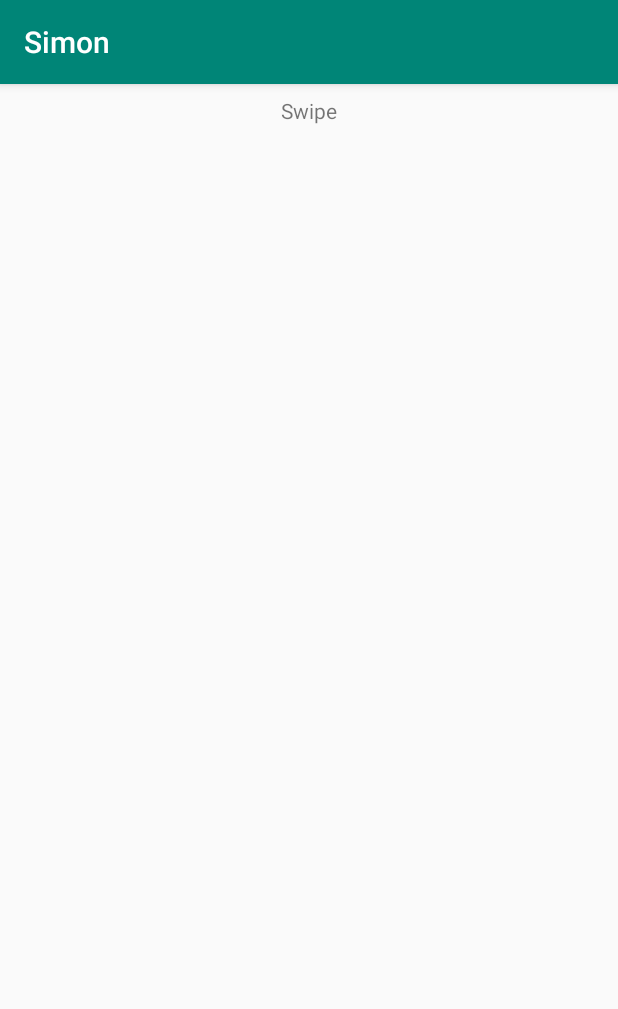
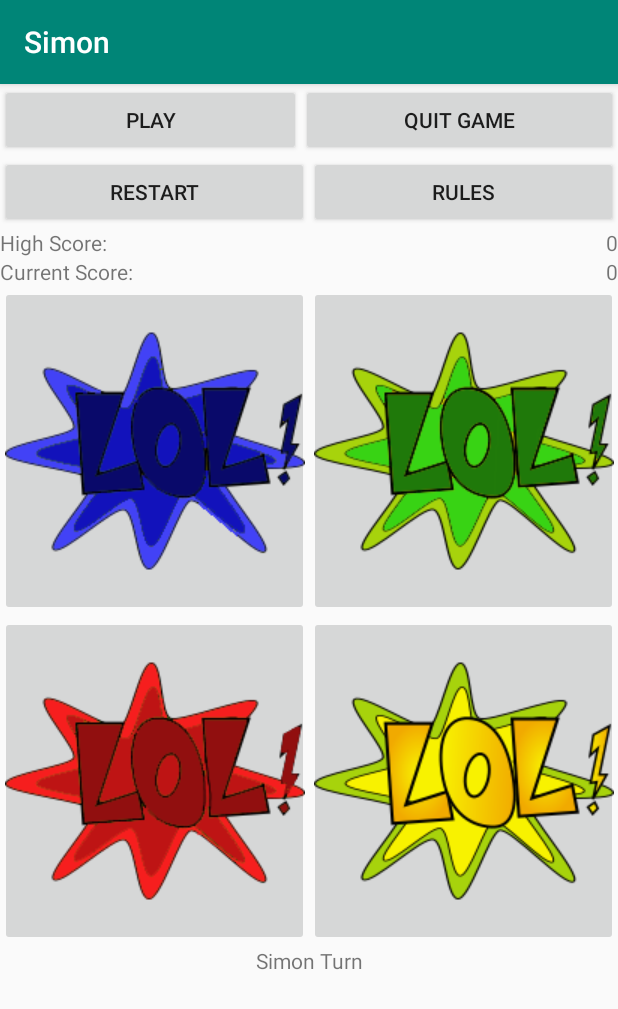
Before and after one commit to mcarnahan2/Simon, an Android app: the screen it shows after launch (SwipeActivity before the commit, ClassicActivity after it), after a tap on "SWIPE", on a phone screen of 412 x 824 dp. Shown: the top 1009 px of the screen. Run offline under Robolectric (Android 15) with nearby library versions, the phone set to English and light mode, and no system bars; pictures from the network do not load.

Commit message:
Added the Classic Simon Game

```diff
--- a/app/src/main/AndroidManifest.xml
+++ b/app/src/main/AndroidManifest.xml
@@ -16,7 +16,7 @@
                 <category android:name="android.intent.category.LAUNCHER" />
             </intent-filter>
         </activity>
-        <activity android:name=".SwipeActivity"
+        <activity android:name=".ClassicActivity"
             android:screenOrientation="portrait"/>
         <activity android:name=".SurpriseActivity"
             android:screenOrientation="portrait"/>
--- /dev/null
+++ b/app/src/main/java/edu/apsu/simon/ClassicActivity.java
@@ -0,0 +1,319 @@
+package edu.apsu.simon;
+
+import android.media.AudioAttributes;
+import android.media.SoundPool;
+import android.os.Bundle;
+import android.os.Handler;
+import android.support.v7.app.AlertDialog;
+import android.support.v7.app.AppCompatActivity;
+import android.text.Html;
+import android.util.Log;
+import android.view.View;
+import android.widget.Button;
+import android.widget.ImageButton;
+import android.widget.TextView;
+
+import java.util.ArrayList;
+import java.util.HashSet;
+import java.util.Random;
+import java.util.Set;
+
+import static android.view.View.VISIBLE;
+
+public class ClassicActivity extends AppCompatActivity implements View.OnClickListener{
+    private ArrayList<Integer> sequence;
+    private Random random;
+    private int randomButton;
+    private boolean player;
+    private Handler handler;
+    private SoundPool soundPool;
+    private Set<Integer> soundsLoaded;
+    private int blueSampleId;
+    private int greenSampleId;
+    private int yellowSampleId;
+    private int redSampleId;
+    private int currentScore=0;
+    private int highScore=0;
+    private int selection;
+    private ImageButton blue;
+    private ImageButton green;
+    private ImageButton red;
+    private ImageButton yellow;
+    private Button startButton;
+    private Button aboutButton;
+    private TextView playerTv;
+    private String playerText="";
+
+    @Override
+    protected void onCreate(Bundle savedInstanceState) {
+        super.onCreate(savedInstanceState);
+        setContentView(R.layout.activity_classic);
+
+        //creates a new array list sequence
+        sequence = new ArrayList<>();
+
+        handler = new Handler();
+
+        soundsLoaded = new HashSet<Integer>();
+
+        AudioAttributes.Builder atrBuilder = new AudioAttributes.Builder();
+        atrBuilder.setUsage(AudioAttributes.USAGE_GAME);
+
+        SoundPool.Builder spBuilder = new SoundPool.Builder();
+        spBuilder.setAudioAttributes(atrBuilder.build());
+        spBuilder.setMaxStreams(1);
+
+        soundPool = spBuilder.build();
+
+        soundPool.setOnLoadCompleteListener(new SoundPool.OnLoadCompleteListener() {
+            @Override
+            public void onLoadComplete(SoundPool soundPool, int sampleId, int status) {
+                if(status == 0){
+                    soundsLoaded.add(sampleId);
+                }
+                else{
+                    Log.i("SOUND", "Error, cannot load sound.  Status = " + status);
+                }
+            }
+        });
+
+        blueSampleId = soundPool.load(this, R.raw.blue, 1);
+        greenSampleId = soundPool.load(this, R.raw.green, 1);
+        yellowSampleId = soundPool.load(this, R.raw.yellow, 1);
+        redSampleId = soundPool.load(this, R.raw.red, 1);
+
+        Button restartButton = findViewById(R.id.restart_button);
+        restartButton.setOnClickListener(new ClassicActivity.RestartListener());
+
+        startButton = findViewById(R.id.start_button);
+        startButton.setOnClickListener(new ClassicActivity.StartListener());
+
+        aboutButton = findViewById(R.id.about_button);
+        aboutButton.setOnClickListener(new ClassicActivity.AboutListener());
+
+        blue = findViewById(R.id.blue_imageButton);
+        blue.setOnClickListener(this);
+
+        green = findViewById(R.id.green_imageButton);
+        green.setOnClickListener(this);
+
+        red = findViewById(R.id.red_imageButton);
+        red.setOnClickListener(this);
+
+        yellow = findViewById(R.id.yellow_imageButton);
+        yellow.setOnClickListener(this);
+
+        playerTv=findViewById(R.id.turn_textView);
+    }
+
+    //calls the sequence to start the game
+    class StartListener implements View.OnClickListener {
+        @Override
+        public void onClick(View view) {
+            sequence.clear();
+            aboutButton.setEnabled(false);
+            continueSequence();
+
+        }
+    }
+
+    class RestartListener implements View.OnClickListener{
+        @Override
+        public void onClick(View view) {
+            //add alert message
+            continueSequence();
+        }
+    }
+
+    class AboutListener implements View.OnClickListener{
+        @Override
+        public void onClick(View view) {
+            String message = "<hmtl>" +
+                    "<h2>About Game</h2>" +
+                    "<p>This game is a variation of the game Simon.  The game will flash a button and play a sound.  The object of this game is to enter the sequence in reverse.  If you get the sequence correctly, " +
+                    "you will keep advancing until you miss a button.</p>" +
+                    "</html>";
+
+            AlertDialog.Builder builder = new AlertDialog.Builder(view.getContext());
+            builder.setMessage(Html.fromHtml(message));
+            builder.setPositiveButton("OK", null);
+
+            AlertDialog dialog = builder.create();
+            dialog.show();
+        }
+    }
+
+    @Override
+    public void onClick(View v){
+        if(player){
+            if(v.getId() == blue.getId()){
+                sequenceActivity(blue);
+                playSound(blueSampleId);
+                sequenceChecker(1);
+            } else if(v.getId() == green.getId()){
+                sequenceActivity(green);
+                playSound(greenSampleId);
+                sequenceChecker(2);
+            } else if(v.getId() == red.getId()){
+                sequenceActivity(red);
+                playSound(redSampleId);
+                sequenceChecker(3);
+            } else if(v.getId() == yellow.getId()){
+                sequenceActivity(yellow);
+                playSound(yellowSampleId);
+                sequenceChecker(4);
+            }
+
+        }
+    }
+
+    private void createSequence(){
+        random = new Random();
+        randomButton = random.nextInt(4)+1;
+        sequence.add(randomButton);
+        sequence(0);
+    }
+
+    private void sequence(final int x){
+        if(x<sequence.size()) {
+            activateButton(sequence.get(x));
+
+            handler.postDelayed(new Runnable() {
+                @Override
+                public void run() {
+                    sequence(x+1);
+                }
+            },3000);
+        } else {
+            selection=0;
+            playerText="Player Turn";
+            playerTv.setText(playerText);
+            player=true;
+            blue.setEnabled(true);
+            green.setEnabled(true);
+            red.setEnabled(true);
+            yellow.setEnabled(true);
+        }
+    }
+
+    private void sequenceActivity(final ImageButton button){
+        button.setVisibility(View.INVISIBLE);
+
+        if(blue.isSelected()){
+            playSound(blueSampleId);
+        }
+        if(green.isSelected()){
+            playSound(greenSampleId);
+        }
+        if(red.isSelected()){
+            playSound(redSampleId);
+        }
+        if (yellow.isSelected()) {
+            playSound(yellowSampleId);
+        }
+
+        handler.postDelayed(new Runnable() {
+            @Override
+            public void run() {
+                button.setVisibility(VISIBLE);
+            }
+        }, 500);
+    }
+
+    private void continueSequence(){
+        playerText="Simon Turn";
+        playerTv.setText(playerText);
+        player = false;
+        blue.setEnabled(false);
+        green.setEnabled(false);
+        red.setEnabled(false);
+        yellow.setEnabled(false);
+        startButton.setEnabled(false);
+        aboutButton.setEnabled(false);
+
+        TextView hs = findViewById(R.id.high_score_textView);
+        TextView cs = findViewById(R.id.current_score_textView);
+
+        String csString = Integer.toString(currentScore);
+        String hsString = Integer.toString(highScore);
+
+        cs.setText(csString);
+        hs.setText(hsString);
+
+        handler.postDelayed(new Runnable() {
+            @Override
+            public void run() {
+                createSequence();
+            }
+        }, 3000);
+    }
+
+    private void sequenceChecker(int x){
+        if(x==sequence.get(selection)){
+            if(x==1 && blue.isSelected()){
+                Log.i("CORRECT", "i");
+            } else if(x==2 && green.isSelected()){
+                Log.i("CORRECT", "i");
+            } else if(x==3 && red.isSelected()){
+                Log.i("CORRECT", "i");
+            } else if(x==4 && yellow.isSelected()){
+                Log.i("CORRECT", "i");
+            }
+
+            selection++;
+        } else{
+            gameOver();
+        }
+
+        if(selection>=sequence.size()){
+            continueSequence();
+        }
+    }
+
+    private void activateButton(int x){
+        if(x == 1){
+            playSound(blueSampleId);
+            sequenceActivity(blue);
+        } else if(x == 2){
+            playSound(greenSampleId);
+            sequenceActivity(green);
+        } else if(x == 3){
+            playSound(redSampleId);
+            sequenceActivity(red);
+        } else if(x == 4){
+            playSound(yellowSampleId);
+            sequenceActivity(yellow);
+        }
+    }
+
+    private void playSound(int sampleId){
+        if(soundsLoaded.contains(sampleId)){
+            soundPool.play(sampleId, 1.0f, 1.0f, 0, 0, 1.0f);
+        }
+    }
+
+    private void gameOver(){
+        AlertDialog.Builder dialog = new AlertDialog.Builder(this);
+        dialog.setMessage("Game Over");
+        AlertDialog alertDialog = dialog.create();
+        alertDialog.show();
+        startButton.setEnabled(true);
+    }
+
+    @Override
+    protected void onResume() {
+        super.onResume();
+    }
+
+
+    @Override
+    protected void onPause() {
+        super.onPause();
+        if (soundPool != null) {
+            soundPool.release();
+            soundPool = null;
+
+            soundsLoaded.clear();
+        }
+    }
+}
--- a/app/src/main/java/edu/apsu/simon/MainActivity.java
+++ b/app/src/main/java/edu/apsu/simon/MainActivity.java
@@ -51,7 +51,7 @@ public class MainActivity extends AppCompatActivity {
         b.setOnClickListener(new View.OnClickListener() {
             @Override
             public void onClick(View view) {
-                Intent intent = new Intent(getApplicationContext(), SwipeActivity.class);
+                Intent intent = new Intent(getApplicationContext(), ClassicActivity.class);
                 startActivity(intent);
             }
         });
--- a/app/src/main/java/edu/apsu/simon/SwipeActivity.java
+++ /dev/null
@@ -1,12 +0,0 @@
-package edu.apsu.simon;
-
-import android.os.Bundle;
-import android.support.v7.app.AppCompatActivity;
-
-public class SwipeActivity extends AppCompatActivity {
-    @Override
-    protected void onCreate(Bundle savedInstanceState) {
-        super.onCreate(savedInstanceState);
-        setContentView(R.layout.activity_swipe);
-    }
-}
--- /dev/null
+++ b/app/src/main/res/layout/activity_classic.xml
@@ -0,0 +1,145 @@
+<LinearLayout xmlns:android="http://schemas.android.com/apk/res/android"
+    xmlns:app="http://schemas.android.com/apk/res-auto"
+    android:layout_width="fill_parent"
+    android:layout_height="fill_parent"
+    android:orientation="vertical" >
+
+
+    <LinearLayout
+        android:layout_width="match_parent"
+        android:layout_height="wrap_content"
+        android:orientation="horizontal">
+
+        <Button
+            android:id="@+id/start_button"
+            android:layout_width="wrap_content"
+            android:layout_height="wrap_content"
+            android:layout_weight="1"
+            android:text="Play" />
+
+        <Button
+            android:id="@+id/quit_button"
+            android:layout_width="wrap_content"
+            android:layout_height="wrap_content"
+            android:layout_weight="1"
+            android:text="Quit Game" />
+    </LinearLayout>
+
+    <LinearLayout
+        android:layout_width="match_parent"
+        android:layout_height="wrap_content"
+        android:orientation="horizontal">
+
+        <Button
+            android:id="@+id/restart_button"
+            android:layout_width="wrap_content"
+            android:layout_height="wrap_content"
+            android:layout_weight="1"
+            android:text="Restart" />
+
+        <Button
+            android:id="@+id/about_button"
+            android:layout_width="wrap_content"
+            android:layout_height="wrap_content"
+            android:layout_weight="1"
+            android:text="Rules" />
+    </LinearLayout>
+
+    <LinearLayout
+        android:layout_width="match_parent"
+        android:layout_height="wrap_content"
+        android:orientation="horizontal">
+
+        <TextView
+            android:id="@+id/textView1"
+            android:layout_width="wrap_content"
+            android:layout_height="wrap_content"
+            android:text="High Score:" />
+
+        <TextView
+            android:id="@+id/high_score_textView"
+            android:layout_width="match_parent"
+            android:layout_height="wrap_content"
+            android:gravity="right"
+            android:text="0" />
+
+    </LinearLayout>
+
+    <LinearLayout
+        android:layout_width="match_parent"
+        android:layout_height="wrap_content"
+        android:orientation="horizontal">
+
+        <TextView
+            android:id="@+id/textView2"
+            android:layout_width="wrap_content"
+            android:layout_height="wrap_content"
+            android:layout_weight="1"
+            android:text="Current Score:" />
+
+        <TextView
+            android:id="@+id/current_score_textView"
+            android:layout_width="wrap_content"
+            android:layout_height="wrap_content"
+            android:layout_weight="1"
+            android:gravity="right"
+            android:text="0" />
+    </LinearLayout>
+
+    <LinearLayout
+        android:layout_width="match_parent"
+        android:layout_height="wrap_content"
+        android:orientation="horizontal">
+
+        <ImageButton
+            android:id="@+id/blue_imageButton"
+            android:layout_width="wrap_content"
+            android:layout_height="wrap_content"
+            android:layout_weight="1"
+            app:srcCompat="@drawable/blue_lol" />
+
+        <ImageButton
+            android:id="@+id/green_imageButton"
+            android:layout_width="wrap_content"
+            android:layout_height="wrap_content"
+            android:layout_weight="1"
+            app:srcCompat="@drawable/green_lol" />
+    </LinearLayout>
+
+    <LinearLayout
+        android:layout_width="match_parent"
+        android:layout_height="wrap_content"
+        android:orientation="horizontal">
+
+        <ImageButton
+            android:id="@+id/red_imageButton"
+            android:layout_width="wrap_content"
+            android:layout_height="wrap_content"
+            android:layout_weight="1"
+            app:srcCompat="@drawable/red_lol" />
+
+        <ImageButton
+            android:id="@+id/yellow_imageButton"
+            android:layout_width="wrap_content"
+            android:layout_height="wrap_content"
+            android:layout_weight="1"
+            app:srcCompat="@drawable/yellow_lol" />
+
+    </LinearLayout>
+
+    <LinearLayout
+        android:layout_width="match_parent"
+        android:layout_height="match_parent"
+        android:orientation="horizontal">
+
+        <TextView
+            android:id="@+id/turn_textView"
+            android:layout_width="wrap_content"
+            android:layout_height="wrap_content"
+            android:layout_weight="1"
+            android:gravity="center"
+            android:text="Simon Turn" />
+    </LinearLayout>
+
+
+</LinearLayout>
--- a/app/src/main/res/layout/activity_swipe.xml
+++ /dev/null
@@ -1,20 +0,0 @@
-<?xml version="1.0" encoding="utf-8"?>
-<android.support.constraint.ConstraintLayout
-    xmlns:android="http://schemas.android.com/apk/res/android"
-    xmlns:app="http://schemas.android.com/apk/res-auto"
-    xmlns:tools="http://schemas.android.com/tools"
-    android:layout_width="match_parent"
-    android:layout_height="match_parent">
-
-    <TextView
-        android:id="@+id/textView2"
-        android:layout_width="wrap_content"
-        android:layout_height="wrap_content"
-        android:layout_marginStart="8dp"
-        android:layout_marginTop="8dp"
-        android:layout_marginEnd="8dp"
-        android:text="Swipe"
-        app:layout_constraintEnd_toEndOf="parent"
-        app:layout_constraintStart_toStartOf="parent"
-        app:layout_constraintTop_toTopOf="parent" />
-</android.support.constraint.ConstraintLayout>
```
